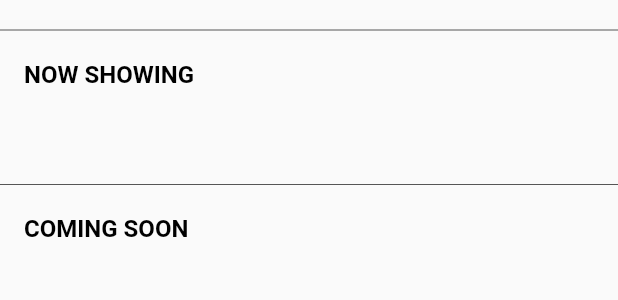
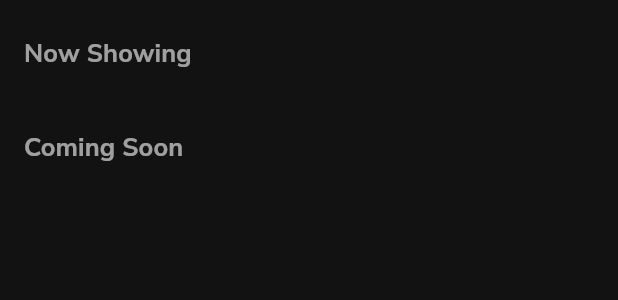
Before and after one commit to ajkmr7/go-flutter, a Flutter app: the HomeWidget widget shown alone on an empty page, opened directly with empty values, on a phone screen of 412 x 824 dp. Shown: the top 300 px of the screen. Run offline on Flutter 3.47's test engine with Material 2 defaults, Android fonts, the phone set to English and light mode, and no system bars; our stand-ins replace youtube_player_flutter.

Commit message:
chore: [GoFlutter-3] Rebranded Home Screen Widgets.

```diff
--- a/lib/Resources/theme/custom_icons.dart
+++ b/lib/Resources/theme/custom_icons.dart
@@ -18,4 +18,6 @@ class CustomIcons {
       IconData(0xe804, fontFamily: _kFontFam, fontPackage: _kFontPkg);
   static const IconData ticket =
       IconData(0xe805, fontFamily: _kFontFam, fontPackage: _kFontPkg);
+  static const IconData play =
+      IconData(0xe807, fontFamily: _kFontFam, fontPackage: _kFontPkg);
 }
--- a/lib/Widgets/Components/Home/movie_posters_widget.dart
+++ b/lib/Widgets/Components/Home/movie_posters_widget.dart
@@ -1,9 +1,11 @@
+// Package Dependencies
+import 'package:flutter/material.dart';
+
 // Constants
 import 'package:first_app/resources/utitlity/constants.dart';
 
-// Package Dependencies
+// Widgets
 import 'package:first_app/widgets/components/movie/movie_poster_widget.dart';
-import 'package:flutter/material.dart';
 
 // Models
 import '../../../models/movie.dart';
@@ -19,28 +21,36 @@ class MoviePostersWidget extends StatefulWidget {
 }
 
 class _MoviePostersWidgetState extends State<MoviePostersWidget> {
-  Row getMoviePostersColumn(Movie movie1, Movie? movie2) {
-    return Row(mainAxisAlignment: MainAxisAlignment.spaceBetween, children: [
-      MoviePosterWidget(movie: movie1),
-      if (movie2 != null) MoviePosterWidget(movie: movie2),
-    ]);
+  List<Widget> getMoviePostersByColumn(
+      {required Movies movies, required bool isFirstRow}) {
+    List<Widget> list = <Widget>[];
+    var i = isFirstRow ? 0 : 1;
+    bool isFirstColumn = true;
+    double aspectRatio = isFirstRow ? 1.75 : 1.5;
+    for (; i < movies.movies.length - 1; i += 2) {
+      list.add(
+          MoviePosterWidget(movie: movies.movies[i], aspectRatio: aspectRatio));
+      list.add(const SizedBox(height: 16));
+      isFirstColumn = !isFirstColumn;
+      aspectRatio = aspectRatio == 1.75 ? 1.5 : 1.75;
+    }
+
+    return list;
   }
 
-  Column getMoviePostersLayout({required Movies movies}) {
-    List<Widget> list = <Widget>[];
-    for (var i = 0; i < movies.movies.length - 1; i += 2) {
-      list.add(getMoviePostersColumn(movies.movies[i], movies.movies[i + 1]));
-      list.add(const SizedBox(
-        height: 20,
-      ));
-    }
-    if (movies.movies.length % 2 != 0) {
-      list.add(getMoviePostersColumn(movies.movies.last, null));
-    }
-    return Column(
-      mainAxisAlignment: MainAxisAlignment.start,
-      children: list,
-    );
+  Widget getMoviePostersLayout({required Movies movies}) {
+    return Row(
+        crossAxisAlignment: CrossAxisAlignment.start,
+        mainAxisAlignment: MainAxisAlignment.spaceBetween,
+        children: [
+          Column(
+            children: getMoviePostersByColumn(movies: movies, isFirstRow: true),
+          ),
+          Column(
+            children:
+                getMoviePostersByColumn(movies: movies, isFirstRow: false),
+          ),
+        ]);
   }
 
   Movies filterMovies() {
@@ -57,7 +67,7 @@ class _MoviePostersWidgetState extends State<MoviePostersWidget> {
   @override
   Widget build(BuildContext context) {
     return Container(
-        margin: const EdgeInsets.all(16),
+        margin: const EdgeInsets.symmetric(horizontal: 32.0),
         child: getMoviePostersLayout(movies: filterMovies()));
   }
 }
--- a/lib/Widgets/Screens/home_widget.dart
+++ b/lib/Widgets/Screens/home_widget.dart
@@ -43,59 +43,41 @@ class _HomeWidgetState extends State<HomeWidget> {
                 ? NewReleaseBannerWidget(movie: newReleaseMovie)
                 : Container(),
             const SizedBox(
-              height: 12,
-            ),
-            const Divider(
-              color: Color.fromRGBO(85, 85, 85, 1),
-            ),
-            const SizedBox(
-              height: 12,
+              height: 24,
             ),
             Container(
               margin: const EdgeInsets.fromLTRB(16, 0, 0, 0),
               child: Row(
                 mainAxisAlignment: MainAxisAlignment.start,
-                children: const [
+                children: [
                   Text(
-                    'NOW SHOWING',
-                    style: TextStyle(
-                        color: Colors.black,
-                        fontSize: 16,
-                        fontWeight: FontWeight.bold),
+                    'Now Showing',
+                    style: Theme.of(context).textTheme.titleSmall,
                   ),
                 ],
               ),
             ),
             const SizedBox(
-              height: 12,
+              height: 16,
             ),
             MoviePostersWidget(movies: widget.movies, isNowShowing: true),
             const SizedBox(
-              height: 12,
-            ),
-            const Divider(
-              color: Color.fromRGBO(85, 85, 85, 1),
-            ),
-            const SizedBox(
-              height: 12,
+              height: 24,
             ),
             Container(
               margin: const EdgeInsets.fromLTRB(16, 0, 0, 0),
               child: Row(
                 mainAxisAlignment: MainAxisAlignment.start,
-                children: const [
+                children: [
                   Text(
-                    'COMING SOON',
-                    style: TextStyle(
-                        color: Colors.black,
-                        fontSize: 16,
-                        fontWeight: FontWeight.bold),
+                    'Coming Soon',
+                    style: Theme.of(context).textTheme.titleSmall,
                   ),
                 ],
               ),
             ),
             const SizedBox(
-              height: 12,
+              height: 16,
             ),
             MoviePostersWidget(movies: widget.movies, isNowShowing: false),
           ],
--- a/pubspec.yaml
+++ b/pubspec.yaml
@@ -82,6 +82,9 @@ flutter:
       fonts:
         - asset: fonts/NunitoSans-Bold.ttf
         - asset: fonts/NunitoSans-Regular.ttf
+    - family: CustomIcons
+      fonts:
+        - asset: fonts/CustomIcons.ttf
   #
   # For details regarding fonts from package dependencies,
   # see https://flutter.dev/custom-fonts/#from-packages
```
Also changed, not shown: lib/Resources/components/button.dart (+7 -5 lines), lib/Resources/components/rating.dart (+12 -18 lines), lib/Resources/theme/theme.dart (+8 -5 lines), lib/Widgets/Components/Home/new_release_banner_widget.dart (+65 -101 lines), lib/Widgets/Components/Movie/movie_poster_widget.dart (+38 -90 lines), lib/Widgets/Screens/trailer_widget.dart (deleted, +0 -66 lines), lib/Widgets/view_controller_widget.dart (+31 -67 lines), lib/main.dart (+4 -3 lines), fonts/CustomIcons.ttf.
